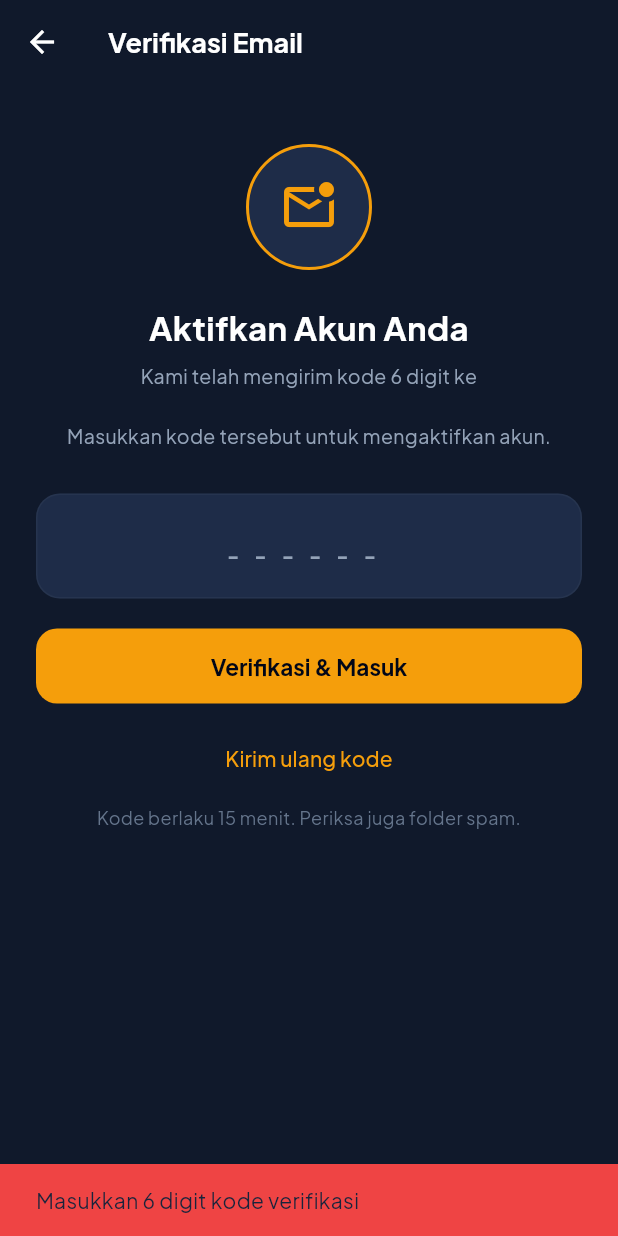
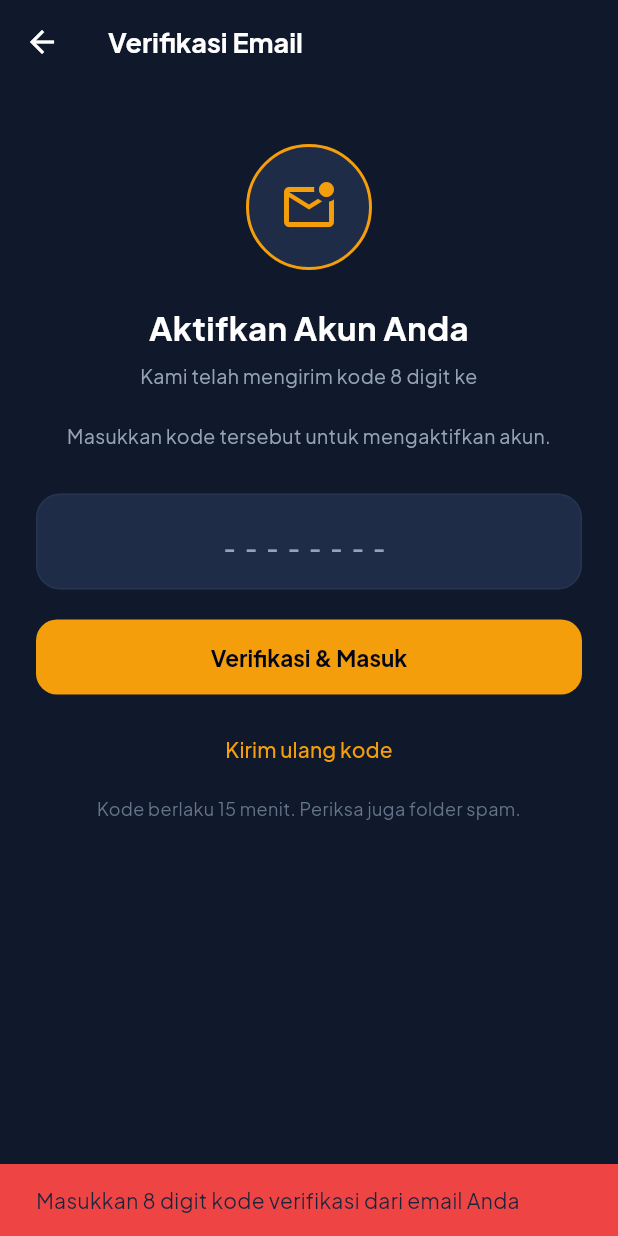
Before and after one commit to MunnaK17/findit-mobile, a Flutter app: the VerifyEmailView screen opened directly with empty values, after a tap on "Verifikasi & Masuk", on a phone screen of 412 x 824 dp. Run offline on Flutter 3.47's test engine with Material 3 defaults, Android fonts, the phone set to English and light mode, and no system bars; our stand-ins replace google_fonts, image_picker, shared_preferences, supabase_flutter; accounts and stored records are empty.

Commit message:
fix(mobile): support 8-digit Supabase OTP code in VerifyEmailView

```diff
--- a/lib/views/auth/verify_email_view.dart
+++ b/lib/views/auth/verify_email_view.dart
@@ -25,8 +25,8 @@ class _VerifyEmailViewState extends State<VerifyEmailView> {
 
   Future<void> _verify() async {
     final code = _codeController.text.trim();
-    if (code.length != 6) {
-      _snack('Masukkan 6 digit kode verifikasi', AppColors.danger);
+    if (code.length < 6 || code.length > 8) {
+      _snack('Masukkan 8 digit kode verifikasi dari email Anda', AppColors.danger);
       return;
     }
     setState(() => _isLoading = true);
@@ -104,7 +104,7 @@ class _VerifyEmailViewState extends State<VerifyEmailView> {
               ),
               const SizedBox(height: 8),
               Text(
-                'Kami telah mengirim kode 6 digit ke\n${widget.email}\nMasukkan kode tersebut untuk mengaktifkan akun.',
+                'Kami telah mengirim kode 8 digit ke\n${widget.email}\nMasukkan kode tersebut untuk mengaktifkan akun.',
                 textAlign: TextAlign.center,
                 style: const TextStyle(fontSize: 13, color: AppColors.slate400, height: 1.5),
               ),
@@ -112,15 +112,15 @@ class _VerifyEmailViewState extends State<VerifyEmailView> {
               TextField(
                 controller: _codeController,
                 keyboardType: TextInputType.number,
-                maxLength: 6,
+                maxLength: 8,
                 textAlign: TextAlign.center,
                 style: const TextStyle(
                   color: Colors.white,
-                  fontSize: 28,
+                  fontSize: 24,
                   fontWeight: FontWeight.w800,
-                  letterSpacing: 10,
+                  letterSpacing: 6,
                 ),
-                decoration: const InputDecoration(counterText: '', hintText: '------'),
+                decoration: const InputDecoration(counterText: '', hintText: '--------'),
                 onSubmitted: (_) => _verify(),
               ),
               const SizedBox(height: 20),
```
